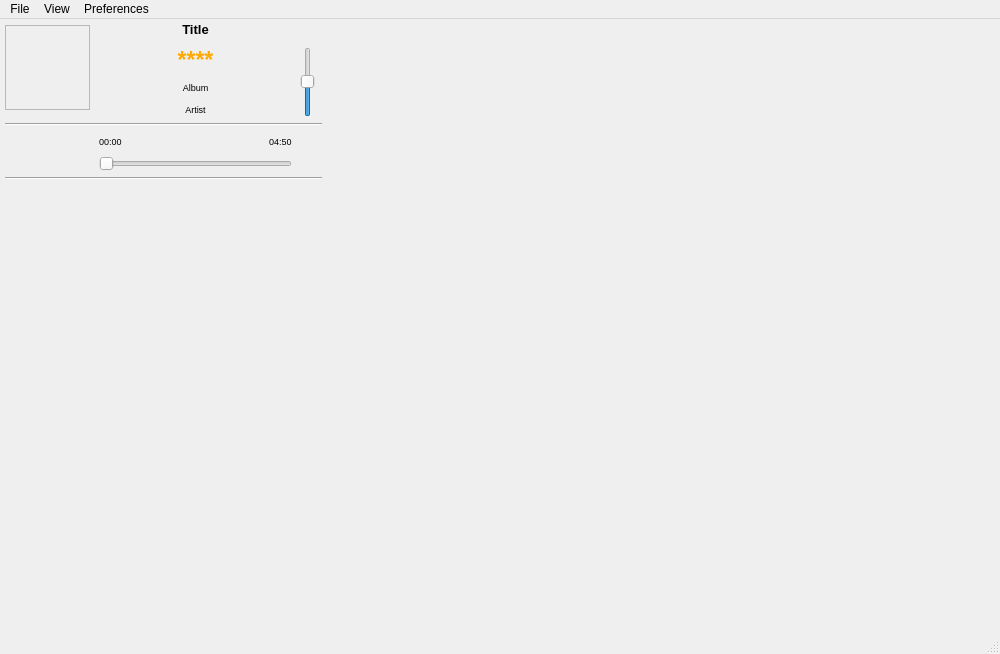
This is trunk/GUI/GUI_Simpleplayer.ui in shahid334/sayonara-player as Qt 5 draws it before an edit. The edited form follows.
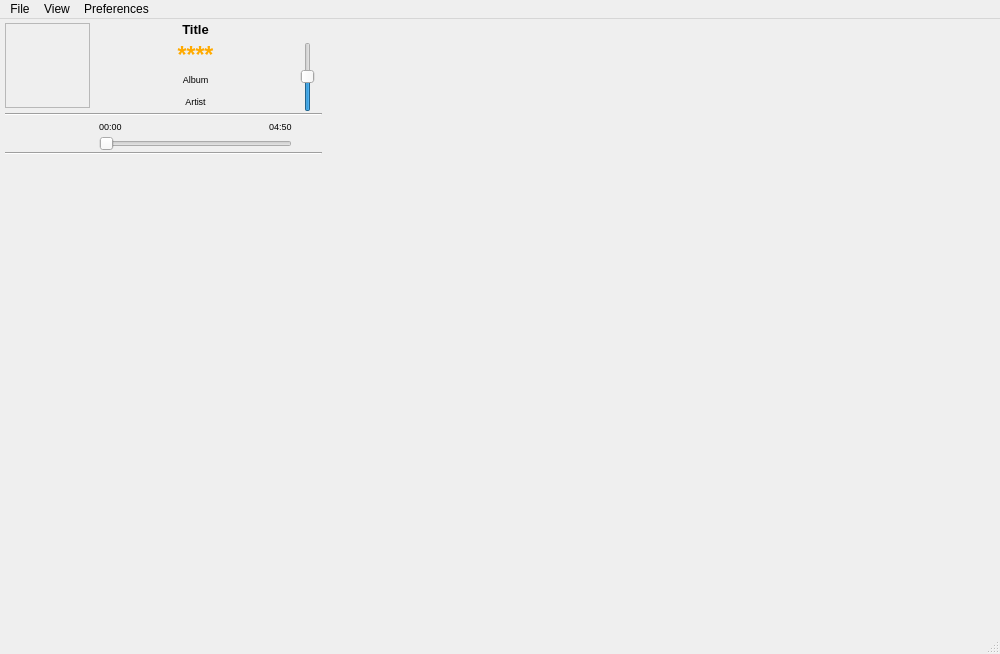
This is the edited form. Icons and pictures are not drawn.

Diff of the .ui file:
```diff
--- a/trunk/GUI/GUI_Simpleplayer.ui
+++ b/trunk/GUI/GUI_Simpleplayer.ui
@@ -58,6 +58,9 @@
     <property name="bottomMargin">
      <number>0</number>
     </property>
+    <property name="verticalSpacing">
+     <number>1</number>
+    </property>
     <item row="0" column="0" rowspan="4" colspan="3">
      <widget class="QLabel" name="albumCover">
       <property name="minimumSize">
@@ -530,7 +533,7 @@
          <x>0</x>
          <y>0</y>
          <width>317</width>
-         <height>431</height>
+         <height>461</height>
         </rect>
        </property>
        <zorder>songProgress</zorder>
```
Left out of the diff: 1 changed line with no effect on the pictures.
